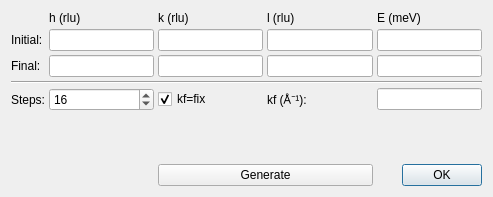
Old version of the form core/ui/genpos.ui in the repository jkrueger1/takin_ill.
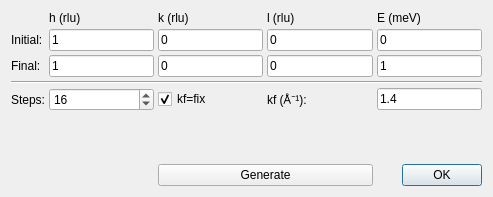
New version of the form.

Diff of the .ui file:
```diff
--- a/core/ui/genpos.ui
+++ b/core/ui/genpos.ui
@@ -51,10 +51,18 @@
     </widget>
    </item>
    <item row="2" column="4">
-    <widget class="QLineEdit" name="editEf"/>
+    <widget class="QLineEdit" name="editEf">
+     <property name="text">
+      <string>1</string>
+     </property>
+    </widget>
    </item>
    <item row="2" column="3">
-    <widget class="QLineEdit" name="editLf"/>
+    <widget class="QLineEdit" name="editLf">
+     <property name="text">
+      <string>0</string>
+     </property>
+    </widget>
    </item>
    <item row="0" column="2">
     <widget class="QLabel" name="label_4">
@@ -77,16 +85,31 @@
        <verstretch>0</verstretch>
       </sizepolicy>
      </property>
+     <property name="text">
+      <string>1</string>
+     </property>
     </widget>
    </item>
    <item row="1" column="3">
-    <widget class="QLineEdit" name="editLi"/>
+    <widget class="QLineEdit" name="editLi">
+     <property name="text">
+      <string>0</string>
+     </property>
+    </widget>
    </item>
    <item row="1" column="4">
-    <widget class="QLineEdit" name="editEi"/>
+    <widget class="QLineEdit" name="editEi">
+     <property name="text">
+      <string>0</string>
+     </property>
+    </widget>
    </item>
    <item row="2" column="1">
-    <widget class="QLineEdit" name="editHf"/>
+    <widget class="QLineEdit" name="editHf">
+     <property name="text">
+      <string>1</string>
+     </property>
+    </widget>
    </item>
    <item row="4" column="1">
     <widget class="QSpinBox" name="spinSteps">
@@ -135,6 +158,9 @@
        <verstretch>0</verstretch>
       </sizepolicy>
      </property>
+     <property name="text">
+      <string>0</string>
+     </property>
     </widget>
    </item>
    <item row="6" column="2" colspan="2">
@@ -177,7 +203,11 @@
     </widget>
    </item>
    <item row="2" column="2">
-    <widget class="QLineEdit" name="editKf"/>
+    <widget class="QLineEdit" name="editKf">
+     <property name="text">
+      <string>0</string>
+     </property>
+    </widget>
    </item>
    <item row="1" column="0">
     <widget class="QLabel" name="label">
@@ -194,7 +224,11 @@
     </widget>
    </item>
    <item row="4" column="4">
-    <widget class="QLineEdit" name="editKfix"/>
+    <widget class="QLineEdit" name="editKfix">
+     <property name="text">
+      <string>1.4</string>
+     </property>
+    </widget>
    </item>
    <item row="4" column="3">
     <widget class="QLabel" name="labelFixedK">
```
